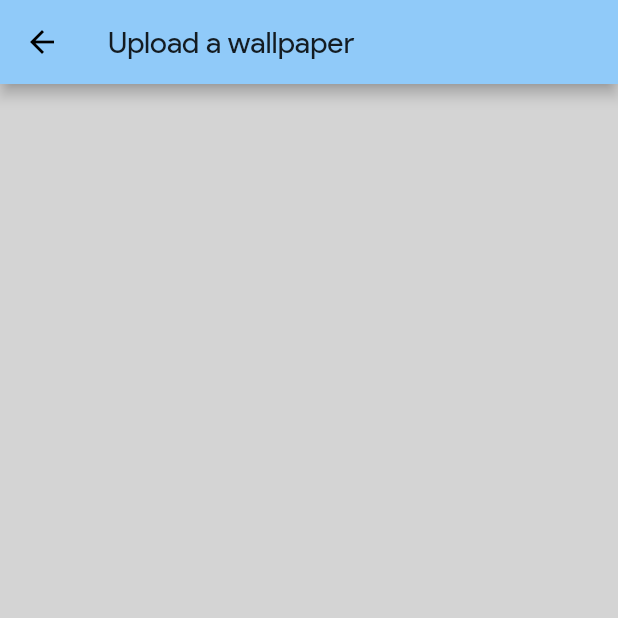
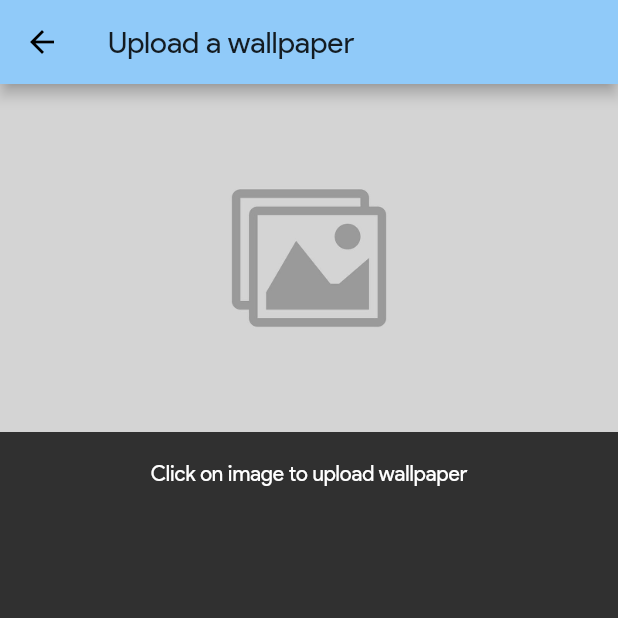
Before and after one commit to DEVSHAH-24/Backdrop, a Flutter app: the AddWallpaper screen opened directly, on a phone screen of 412 x 824 dp, the top half of it. Run offline on Flutter 3.47's test engine with Material 2 defaults, Android fonts, the phone set to English and light mode, and no system bars; our stand-ins replace animated_text_kit, cached_network_image, cloud_firestore, curved_navigation_bar, file_picker, firebase_auth and 2 more; missing offline and left inert: cache_image; accounts and stored records are empty; network calls fail.

```diff
--- a/lib/screens/add_wallpaper.dart
+++ b/lib/screens/add_wallpaper.dart
@@ -20,13 +20,15 @@ class _AddWallpaperState extends State<AddWallpaper> {
       body: SingleChildScrollView(
         scrollDirection: Axis.horizontal,
         child: Container(
-          height: MediaQuery.of(context).size.height,
-          //width: MediaQuery.of(context).size.width,
-          child: Row(
+         // height: MediaQuery.of(context).size.height,
+          width: MediaQuery.of(context).size.width,
+          child: Column(
             children: <Widget>[
               InkWell(
-                onTap: (){},
-                child: Image.asset('assets/placeholder.jpg'),
+                onTap: (){
+                  _loadImage();
+                },
+                child: _image!= null ? Image.file(_image): Image.asset('assets/placeholder.jpg'),
 
               ),
               SizedBox(
@@ -42,9 +44,10 @@ class _AddWallpaperState extends State<AddWallpaper> {
     );
   }
   void _loadImage() async{
-    var image = ImagePicker.pickImage(source: ImageSource.gallery);
+    final picker = ImagePicker();
+    var image = await picker.getImage(source: ImageSource.gallery);
     setState(() {
-      _image = image;
+      _image = File(image.path);
     });
   }
 }
```
